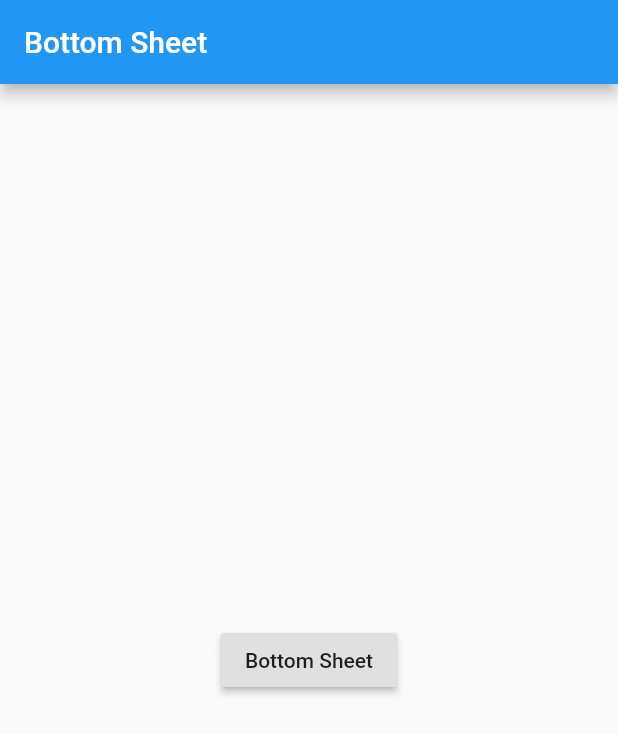
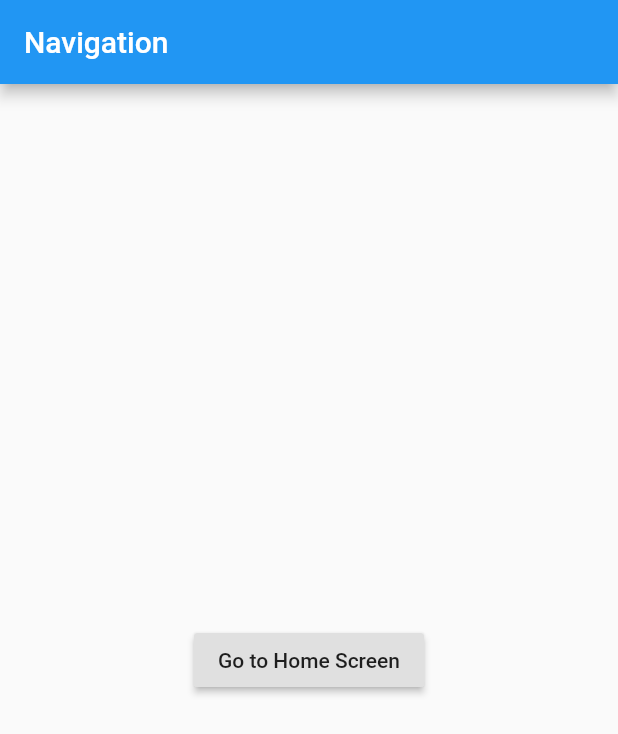
Before and after one commit to vleiswal/ripples_tut_getX, a Flutter app: the screen it shows after launch, on a phone screen of 412 x 824 dp. Shown: the top 734 px of the screen. Run offline on Flutter 3.47's test engine with Material 2 defaults, Android fonts, the phone set to English and light mode, and no system bars; our stand-ins replace get.

Commit message:
lesson_5

```diff
--- a/lib/main.dart
+++ b/lib/main.dart
@@ -1,5 +1,6 @@
 import 'package:flutter/material.dart';
 import 'package:get/get.dart';
+import 'package:getx_tut_4/screens/home_screen.dart';
 
 void main() {
   runApp(MyApp());
@@ -12,7 +13,7 @@ class MyApp extends StatelessWidget {
       title: 'Dialog',
       home: Scaffold(
         appBar: AppBar(
-          title: Text('Bottom Sheet'),
+          title: Text('Navigation'),
         ),
         body: Center(
           child: Column(
@@ -20,9 +21,10 @@ class MyApp extends StatelessWidget {
             crossAxisAlignment: CrossAxisAlignment.center,
             children: [
               RaisedButton(
-                child: Text('Bottom Sheet'),
+                child: Text('Go to Home Screen'),
                 onPressed: () {
-                  showBottomSheet(); //BottomSheet
+                  //showBottomSheet(); //BottomSheet
+                  routeNavigation();
                 },
               ),
             ],
@@ -69,4 +71,9 @@ class MyApp extends StatelessWidget {
       enableDrag: false,
     ));
   }
+
+  routeNavigation() async {
+    var data = await Get.to(HomeScreen(), arguments: 'qazwsx456');
+    print('Info from Home Sreen: $data');
+  }
 }
```
Also changed, not shown: lib/screens/home_screen.dart (added, +47 -0 lines).
